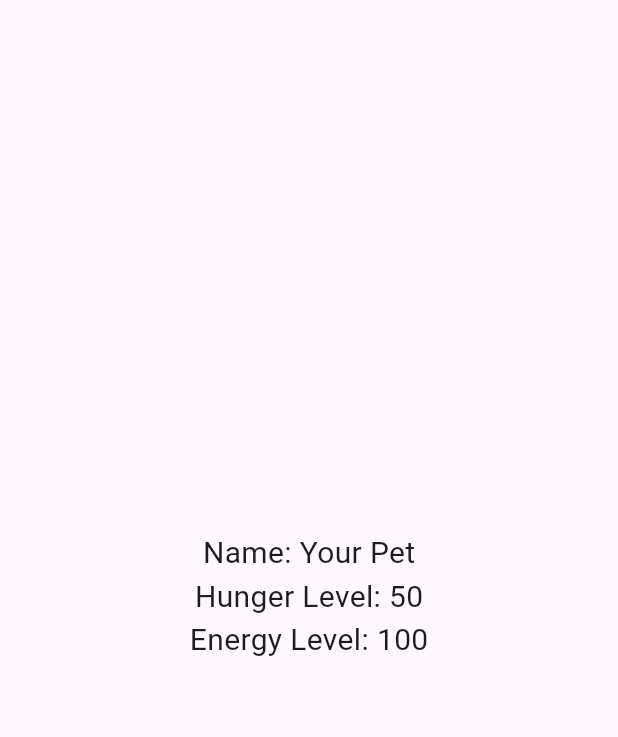
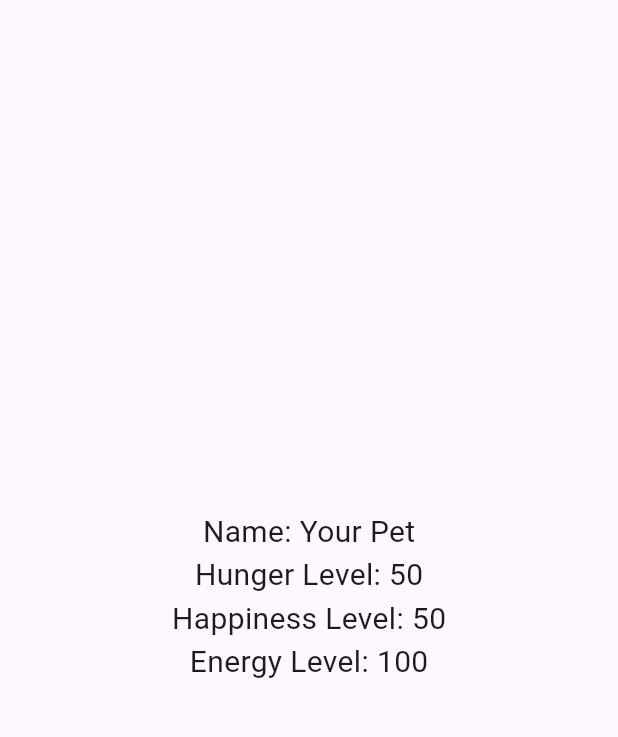
Before and after one commit to sricharan8462/digipet_act5, a Flutter app: the screen it shows after launch, on a phone screen of 412 x 824 dp, the part 63-800 px from its top. Run offline on Flutter 3.47's test engine with Material 3 defaults, Android fonts, the phone set to English and light mode, and no system bars.

Commit message:
Happiness decreases when hunger level increases

```diff
--- a/lib/main.dart
+++ b/lib/main.dart
@@ -15,6 +15,7 @@ class DigitalPetApp extends StatefulWidget {
 class _DigitalPetAppState extends State<DigitalPetApp> {
   String petName = "Your Pet";
   int hungerLevel = 50;
+  int happinessLevel = 50;
   int energyLevel = 100;
   Timer? hungerTimer;
   Timer? restTimer;
@@ -29,6 +30,8 @@ class _DigitalPetAppState extends State<DigitalPetApp> {
     hungerTimer = Timer.periodic(Duration(seconds: 30), (timer) {
       setState(() {
         hungerLevel = (hungerLevel + 5).clamp(0, 100);
+        happinessLevel = (happinessLevel - 5)
+            .clamp(0, 100); // Happiness decreases as hunger increases
       });
     });
   }
@@ -53,8 +56,12 @@ class _DigitalPetAppState extends State<DigitalPetApp> {
           mainAxisAlignment: MainAxisAlignment.center,
           children: <Widget>[
             Text('Name: $petName', style: TextStyle(fontSize: 20.0)),
-            Text('Hunger Level: $hungerLevel', style: TextStyle(fontSize: 20.0)),
-            Text('Energy Level: $energyLevel', style: TextStyle(fontSize: 20.0)),
+            Text('Hunger Level: $hungerLevel',
+                style: TextStyle(fontSize: 20.0)),
+            Text('Happiness Level: $happinessLevel',
+                style: TextStyle(fontSize: 20.0)),
+            Text('Energy Level: $energyLevel',
+                style: TextStyle(fontSize: 20.0)),
           ],
         ),
       ),
```
